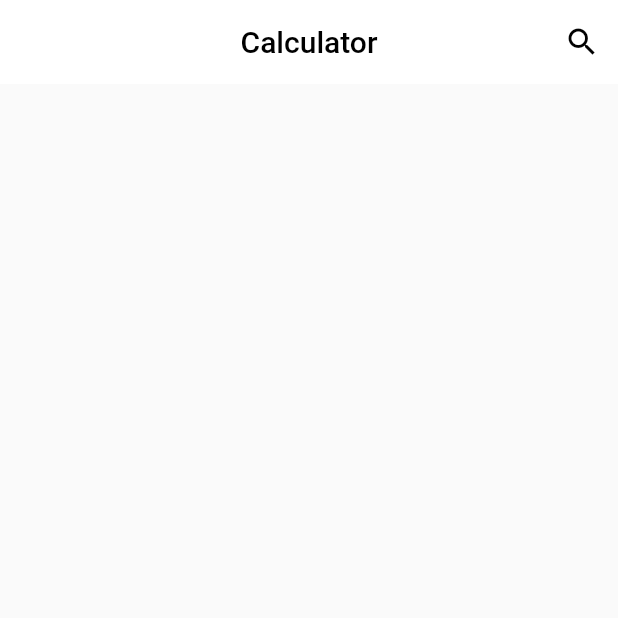
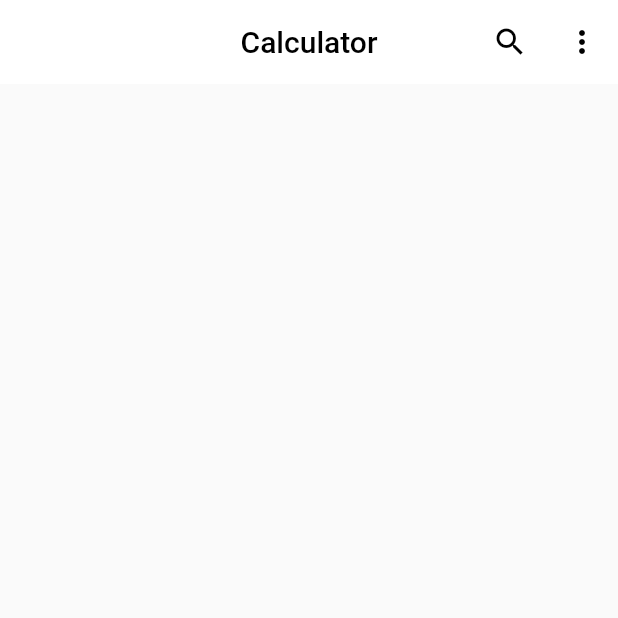
Before and after one commit to victormwenda/Mpesa-Ledger, a Flutter app: the screen it shows after launch, item 2 of the bottom bar chosen, on a phone screen of 412 x 824 dp, the top half of it. Run offline on Flutter 3.47's test engine with Material 2 defaults, Android fonts, the phone set to English and light mode, and no system bars.

Commit message:
Finished implementing appbar for all main screens

```diff
--- a/lib/screens/category/index.dart
+++ b/lib/screens/category/index.dart
@@ -11,7 +11,7 @@ class _CategoryState extends State<Category> {
   Widget build(BuildContext context) {
     return Column(
       children: <Widget>[
-        AppbarWidget("Category"),
+        AppbarWidget("Category", showAddCategory: true, showSearch: false,),
         Expanded(
             child: Container(
         )),
--- a/lib/widgets/appbar.dart
+++ b/lib/widgets/appbar.dart
@@ -2,8 +2,11 @@ import 'package:flutter/material.dart';
 
 class AppbarWidget extends StatefulWidget {
   String title;
+  bool showSearch;
+  bool showAddCategory;
 
-  AppbarWidget(this.title);
+  AppbarWidget(this.title,
+      {this.showSearch: true, this.showAddCategory: false});
 
   @override
   _AppbarWidgetState createState() => _AppbarWidgetState();
@@ -11,18 +14,52 @@ class AppbarWidget extends StatefulWidget {
 
 class _AppbarWidgetState extends State<AppbarWidget> {
   @override
+  void initState() {
+    print(widget.showAddCategory.toString());
+    super.initState();
+  }
+
+  List<Widget> showAppIcons(BuildContext context) {
+    List<Widget> appbarIcons = [];
+    if (widget.showSearch) {
+      appbarIcons.add(IconButton(
+        icon: Icon(Icons.search),
+        color: Colors.black,
+        onPressed: () {
+          showSearch(context: context, delegate: DataSearch());
+        },
+      ));
+    }
+    if (widget.showAddCategory) {
+      appbarIcons.add(IconButton(
+        icon: Icon(Icons.add),
+        color: Colors.black,
+        onPressed: () {},
+      ));
+    }
+
+    appbarIcons.add(PopupMenuButton(
+      icon: Icon(
+        Icons.more_vert,
+        color: Colors.black,
+      ),
+      itemBuilder: (context) {
+        return [
+          PopupMenuItem(
+            value: 1,
+            child: Text("Settings"),
+          )
+        ];
+      },
+    ));
+    return appbarIcons;
+  }
+
+  @override
   Widget build(BuildContext context) {
     return AppBar(
       elevation: 0.0,
-      actions: <Widget>[
-        IconButton(
-          icon: Icon(Icons.search),
-          color: Colors.black,
-          onPressed: () {
-            showSearch(context: context, delegate: DataSearch());
-          },
-        )
-      ],
+      actions: showAppIcons(context),
       backgroundColor: Colors.white,
       title: Text(
         widget.title,
@@ -34,7 +71,6 @@ class _AppbarWidgetState extends State<AppbarWidget> {
 }
 
 class DataSearch extends SearchDelegate<String> {
-
   List<int> test = [1, 2, 3, 4, 5, 6, 7];
 
   @override
--- a/lib/widgets/bottom_navigation.dart
+++ b/lib/widgets/bottom_navigation.dart
@@ -18,7 +18,6 @@ class _BottomNavigationBarWidgetState extends State<BottomNavigationBarWidget> {
     setState(() {
       _selectedIndex = index;
       widget.navigatorKey.currentState.pushNamedAndRemoveUntil("/" + routes[index], (Route<dynamic> route) => false);
-      print(_selectedIndex);
     });
   }
 
```
